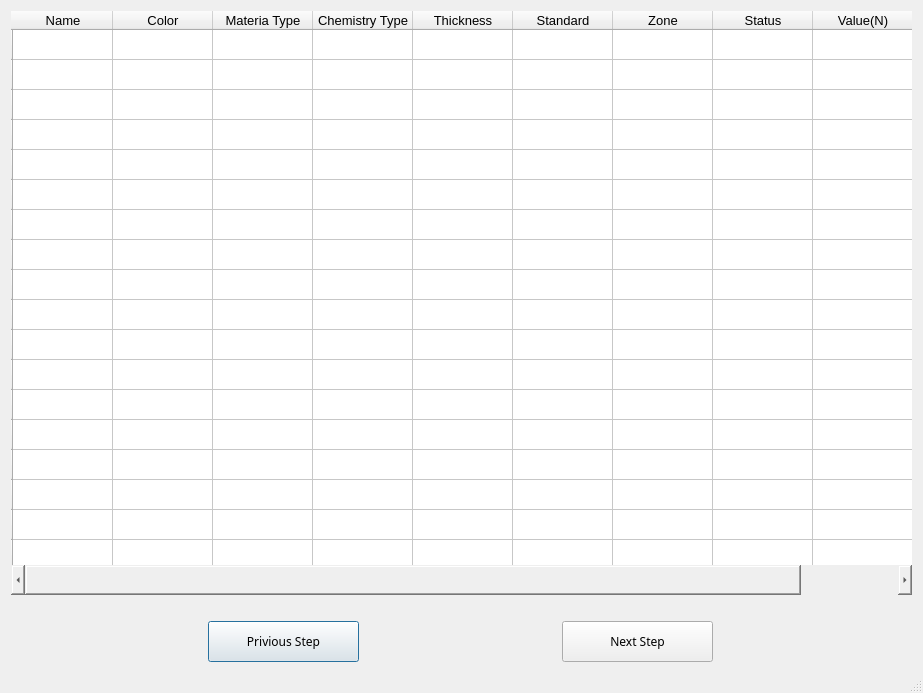
Qt form Ui/sample_list.ui (tahyuu/glove_test) before a commit.
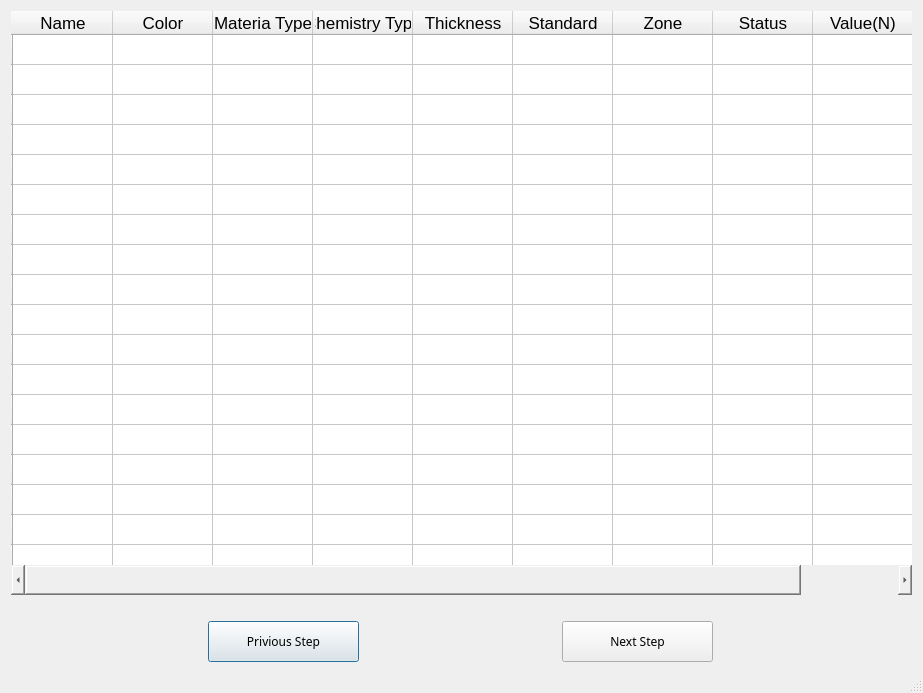
The same form after that commit.

The edit to the form file:
```diff
--- a/Ui/sample_list.ui
+++ b/Ui/sample_list.ui
@@ -22,7 +22,7 @@
      <property name="font">
       <font>
        <family>Arial</family>
-       <pointsize>10</pointsize>
+       <pointsize>13</pointsize>
        <weight>50</weight>
        <italic>false</italic>
        <bold>false</bold>
```
Left out of the diff: 12 changed lines with no effect on the pictures.
